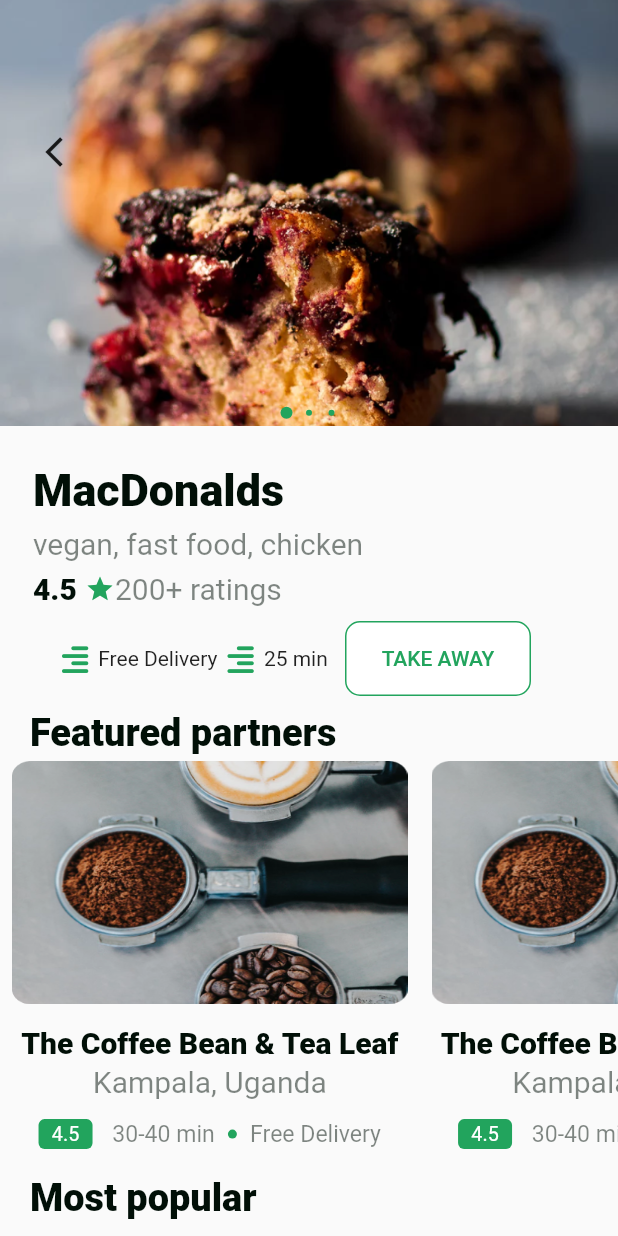
After one commit to Teewhydot/foodly, a Flutter app: the RestaurantDetails screen opened directly, on a phone screen of 412 x 824 dp. The commit adds this screen. Run offline on Flutter 3.47's test engine with Material 2 defaults, Android fonts, the phone set to English and light mode, and no system bars; drawn by our look-alikes of carousel_pro; our stand-ins replace flutter_screenutil, font_awesome_flutter, introduction_screen, page_transition, smooth_page_indicator, toast.

Commit message:
More Ui completions

```diff
--- a/lib/models/featured_partners.dart
+++ b/lib/models/featured_partners.dart
@@ -1,6 +1,8 @@
 import 'package:flutter/material.dart';
 import 'package:flutter_screenutil/flutter_screenutil.dart';
+import 'package:foodly/models/restaurants_details_model.dart';
 import 'package:foodly/reusables/constants.dart';
+import 'package:page_transition/page_transition.dart';
 
 class FeaturedPartner {
   final String image;
@@ -46,7 +48,15 @@ class FeaturedPartnerWidget extends StatelessWidget {
       padding: const EdgeInsets.all(8.0),
       child: Column(
         children: [
-          Container(
+          GestureDetector(
+            onTap: () {
+              Navigator.push(
+                  context,
+                  PageTransition(
+                      child: const RestaurantDetails(),
+                      type: PageTransitionType.rightToLeft));
+            },
+            child: Container(
               decoration: BoxDecoration(
                   image: DecorationImage(
                       image: AssetImage(
@@ -55,6 +65,7 @@ class FeaturedPartnerWidget extends StatelessWidget {
                       fit: BoxFit.fill)),
               height: height.h,
               width: width.w,
+            ),
           ),
           addVerticalSpacing(14),
           Text(name, style: kTitleTextStyle),
--- a/lib/models/featured_partners_prime.dart
+++ b/lib/models/featured_partners_prime.dart
@@ -113,7 +113,7 @@ class FeaturesPartnersPrimeWidget extends StatelessWidget {
                   ),
                 ],
               ),
-              Divider(),
+              const Divider(),
               addVerticalSpacing(10),
             ],
           ),
--- a/lib/models/restaurants.dart
+++ b/lib/models/restaurants.dart
@@ -1,6 +1,8 @@
 import 'package:flutter/material.dart';
 import 'package:flutter_screenutil/flutter_screenutil.dart';
+import 'package:foodly/models/restaurants_details_model.dart';
 import 'package:foodly/reusables/constants.dart';
+import 'package:page_transition/page_transition.dart';
 
 class Restaurants {
   Restaurants({
@@ -60,7 +62,15 @@ class RestaurantsWidget extends StatelessWidget {
       padding: const EdgeInsets.only(right: 20),
       child: Column(
         children: [
-          Container(
+          GestureDetector(
+            onTap: () {
+              Navigator.push(
+                  context,
+                  PageTransition(
+                      child: const RestaurantDetails(),
+                      type: PageTransitionType.rightToLeft));
+            },
+            child: Container(
               decoration: BoxDecoration(
                   image: DecorationImage(
                       image: AssetImage(
@@ -69,6 +79,7 @@ class RestaurantsWidget extends StatelessWidget {
                       fit: BoxFit.fill)),
               height: height.h,
               width: width.w,
+            ),
           ),
           addVerticalSpacing(16),
           Text(name, style: kTitleTextStyle),
--- /dev/null
+++ b/lib/models/restaurants_details_model.dart
@@ -0,0 +1,389 @@
+import 'package:flutter/material.dart';
+import 'package:flutter_screenutil/flutter_screenutil.dart';
+import 'package:font_awesome_flutter/font_awesome_flutter.dart';
+import 'package:foodly/generated/assets.dart';
+import 'package:foodly/models/featured_partners.dart';
+import 'package:foodly/models/restaurants.dart';
+import 'package:foodly/models/sea_foods.dart';
+import 'package:foodly/reusables/constants.dart';
+import 'package:foodly/reusables/widgets/carousel_slider_widget.dart';
+import 'package:foodly/reusables/widgets/reusable_button.dart';
+
+class RestaurantDetails extends StatelessWidget {
+  const RestaurantDetails({Key? key}) : super(key: key);
+
+  @override
+  Widget build(BuildContext context) {
+    List<SeaFoods> seafoods = [
+      SeaFoods(
+        foodType: 'Seafood',
+        ingredients: ['Shrimp', 'Crab', 'Fish'],
+        name: 'Shrimp & Crab',
+        price: ' \$12.00',
+        image: Assets.imagesFeaturedpartners1,
+      ),
+      SeaFoods(
+        foodType: 'Seafood',
+        ingredients: ['Shrimp', 'Crab', 'Fish'],
+        name: 'Shrimp & Crab',
+        price: '\$ 12.00',
+        image: Assets.imagesFeaturedpartners1,
+      ),
+    ];
+    List<FeaturedPartner> featuredPartners = [
+      FeaturedPartner(
+        image: Assets.imagesFp,
+        name: "The Coffee Bean & Tea Leaf",
+        location: "Kampala, Uganda",
+        rating: "4.5",
+        time: "30-40 min",
+      ),
+      FeaturedPartner(
+        image: Assets.imagesFp,
+        name: "The Coffee Bean & Tea Leaf",
+        location: "Kampala, Uganda",
+        rating: "4.5",
+        time: "30-40 min",
+      ),
+      FeaturedPartner(
+        image: Assets.imagesFp,
+        name: "The Coffee Bean & Tea Leaf",
+        location: "Kampala, Uganda",
+        rating: "4.5",
+        time: "30-40 min",
+      ),
+      FeaturedPartner(
+        image: Assets.imagesFp,
+        name: "The Coffee Bean & Tea Leaf",
+        location: "Kampala, Uganda",
+        rating: "4.5",
+        time: "30-40 min",
+      ),
+      FeaturedPartner(
+        image: Assets.imagesFp,
+        name: "The Coffee Bean & Tea Leaf",
+        location: "Kampala, Uganda",
+        rating: "4.5",
+        time: "30-40 min",
+      ),
+      FeaturedPartner(
+        image: Assets.imagesFp,
+        name: "The Coffee Bean & Tea Leaf",
+        location: "Kampala, Uganda",
+        rating: "4.5",
+        time: "30-40 min",
+      ),
+    ];
+    List<Restaurants> restaurants = [
+      Restaurants(
+        image: Assets.imagesFp,
+        name: "The Coffee Bean & Tea Leaf",
+        location: "Kampala, Uganda",
+        rating: 4.5,
+        numberOfRatings: 100,
+        id: 1,
+        time: "30-40 min",
+        deliveryFee: "UGX 2000",
+        foodType: ["Coffee", "Tea", "Bakery"],
+      ),
+      Restaurants(
+        image: Assets.imagesFp,
+        name: "The Coffee Bean & Tea Leaf",
+        location: "Kampala, Uganda",
+        rating: 4.5,
+        numberOfRatings: 100,
+        id: 1,
+        time: "30-40 min",
+        deliveryFee: "UGX 2000",
+        foodType: ["Coffee", "Tea", "Bakery"],
+      ),
+      Restaurants(
+        image: Assets.imagesFp,
+        name: "The Coffee Bean & Tea Leaf",
+        location: "Kampala, Uganda",
+        rating: 4.5,
+        numberOfRatings: 100,
+        id: 1,
+        time: "30-40 min",
+        deliveryFee: "UGX 2000",
+        foodType: ["Coffee", "Tea", "Bakery"],
+      ),
+      Restaurants(
+        image: Assets.imagesFp,
+        name: "The Coffee Bean & Tea Leaf",
+        location: "Kampala, Uganda",
+        rating: 4.5,
+        numberOfRatings: 100,
+        id: 1,
+        time: "30-40 min",
+        deliveryFee: "UGX 2000",
+        foodType: ["Coffee", "Tea", "Bakery"],
+      ),
+      Restaurants(
+        image: Assets.imagesFp,
+        name: "The Coffee Bean & Tea Leaf",
+        location: "Kampala, Uganda",
+        rating: 4.5,
+        numberOfRatings: 100,
+        id: 1,
+        time: "30-40 min",
+        deliveryFee: "UGX 2000",
+        foodType: ["Coffee", "Tea", "Bakery"],
+      ),
+      Restaurants(
+        image: Assets.imagesFp,
+        name: "The Coffee Bean & Tea Leaf",
+        location: "Kampala, Uganda",
+        rating: 4.5,
+        numberOfRatings: 100,
+        id: 1,
+        time: "30-40 min",
+        deliveryFee: "UGX 2000",
+        foodType: ["Coffee", "Tea", "Bakery"],
+      ),
+      Restaurants(
+        image: Assets.imagesFp,
+        name: "The Coffee Bean & Tea Leaf",
+        location: "Kampala, Uganda",
+        rating: 4.5,
+        numberOfRatings: 100,
+        id: 1,
+        time: "30-40 min",
+        deliveryFee: "UGX 2000",
+        foodType: ["Coffee", "Tea", "Bakery"],
+      ),
+      Restaurants(
+        image: Assets.imagesFp,
+        name: "The Coffee Bean & Tea Leaf",
+        location: "Kampala, Uganda",
+        rating: 4.5,
+        numberOfRatings: 100,
+        id: 1,
+        time: "30-40 min",
+        deliveryFee: "UGX 2000",
+        foodType: ["Coffee", "Tea", "Bakery"],
+      ),
+    ];
+    return Scaffold(
+      extendBodyBehindAppBar: true,
+      extendBody: true,
+      body: LayoutBuilder(
+        builder: (context, constraints) => ListView(
+          scrollDirection: Axis.vertical,
+          children: [
+            SizedBox(
+              width: constraints.maxWidth,
+              height: MediaQuery.of(context).size.height,
+              child: Stack(
+                children: [
+                  const CustomCarouselWidget(
+                    Assets.imagesArmImage,
+                    Assets.imagesArmImage,
+                    Assets.imagesArmImage,
+                  ),
+                  Align(
+                    alignment: const Alignment(-0.9, -0.8),
+                    child: IconButton(
+                      onPressed: () {
+                        Navigator.pop(context);
+                      },
+                      icon: const Icon(Icons.arrow_back_ios),
+                    ),
+                  ),
+                  Positioned(
+                    bottom: 480,
+                    left: 0,
+                    child: Row(
+                      children: [
+                        addHorizontalSpacing(20),
+                        const Align(
+                            alignment: Alignment.topLeft,
+                            child: Text(
+                              'MacDonalds',
+                              style: kBoldTextStyle,
+                            )),
+                      ],
+                    ),
+                  ),
+                  Positioned(
+                    bottom: 450,
+                    child: Row(
+                      children: [
+                        addHorizontalSpacing(20),
+                        Align(
+                            alignment: Alignment.topLeft,
+                            child: Text('vegan, fast food, chicken',
+                                style: kDescTextStyle)),
+                      ],
+                    ),
+                  ),
+                  Positioned(
+                    bottom: 420,
+                    child: Row(
+                      children: [
+                        addHorizontalSpacing(20),
+                        const Align(
+                            alignment: Alignment.topLeft,
+                            child: Text('4.5', style: kTitleTextStyle)),
+                        addHorizontalSpacing(5),
+                        const Align(
+                            alignment: Alignment.topLeft,
+                            child: Icon(
+                              Icons.star,
+                              color: kGreenColor,
+                              size: 20,
+                            )),
+                        Align(
+                            alignment: Alignment.topLeft,
+                            child: Text('200+ ratings', style: kDescTextStyle)),
+                      ],
+                    ),
+                  ),
+                  Positioned(
+                    bottom: 360,
+                    right: 50,
+                    child: Row(
+                        mainAxisAlignment: MainAxisAlignment.spaceEvenly,
+                        children: [
+                          Row(
+                            children: [
+                              const Icon(
+                                FontAwesomeIcons.alignRight,
+                                color: kGreenColor,
+                                size: 20,
+                              ),
+                              addHorizontalSpacing(5),
+                              const Text('Free Delivery'),
+                              addHorizontalSpacing(5),
+                              const Icon(
+                                FontAwesomeIcons.alignRight,
+                                color: kGreenColor,
+                                size: 20,
+                              ),
+                              addHorizontalSpacing(5),
+                              const Text('25 min '),
+                            ],
+                          ),
+                          SizedBox(
+                              width: 140,
+                              child: LocationButton(
+                                  Text(
+                                    'TAKE AWAY',
+                                    style: kGreenText.copyWith(fontSize: 14),
+                                  ),
+                                  () {},
+                                  kWhiteColor)),
+                        ]),
+                  ),
+                  Positioned(
+                    bottom: 320,
+                    left: 20,
+                    child: Row(
+                      crossAxisAlignment: CrossAxisAlignment.center,
+                      children: [
+                        Text(
+                          'Featured partners',
+                          style: kTitleTextStyle.copyWith(
+                            fontSize: 23.sp,
+                          ),
+                        ),
+                      ],
+                    ),
+                  ),
+                  Align(
+                    alignment: Alignment.bottomCenter,
+                    child: SizedBox(
+                      height: 320.h,
+                      child: ListView.builder(
+                        key: const PageStorageKey('best-picks'),
+                        itemCount: featuredPartners.length,
+                        itemBuilder: (context, index) {
+                          return FeaturedPartnerWidget(
+                            width: 240.0,
+                            height: 160.0,
+                            image: featuredPartners[index].image,
+                            name: featuredPartners[index].name,
+                            location: featuredPartners[index].location,
+                            rating: featuredPartners[index].rating,
+                            time: featuredPartners[index].time,
+                            deliveryFee: 'Free Delivery',
+                          );
+                        },
+                        scrollDirection: Axis.horizontal,
+                        physics: const ClampingScrollPhysics(),
+                        // children: featuredPartners,
+                      ),
+                    ),
+                  ),
+                  Positioned(
+                    bottom: 10,
+                    left: 20,
+                    child: Row(
+                      crossAxisAlignment: CrossAxisAlignment.center,
+                      children: [
+                        Text(
+                          'Most popular',
+                          style: kTitleTextStyle.copyWith(
+                            fontSize: 23.sp,
+                          ),
+                        ),
+                      ],
+                    ),
+                  ),
+                ],
+              ),
+            ),
+            SizedBox(
+              height: 320.h,
+              child: ListView.builder(
+                key: const PageStorageKey('best-picks'),
+                itemCount: featuredPartners.length,
+                itemBuilder: (context, index) {
+                  return FeaturedPartnerWidget(
+                    width: 240.0,
+                    height: 160.0,
+                    image: featuredPartners[index].image,
+                    name: featuredPartners[index].name,
+                    location: featuredPartners[index].location,
+                    rating: featuredPartners[index].rating,
+                    time: featuredPartners[index].time,
+                    deliveryFee: 'Free Delivery',
+                  );
+                },
+                scrollDirection: Axis.horizontal,
+                physics: const ClampingScrollPhysics(),
+                // children: featuredPartners,
+              ),
+            ),
+            Padding(
+              padding: const EdgeInsets.only(left: 10),
+              child: Row(
+                crossAxisAlignment: CrossAxisAlignment.center,
+                children: [
+                  Text(
+                    'Sea foods',
+                    style: kTitleTextStyle.copyWith(
+                      fontSize: 23.sp,
+                    ),
+                  ),
+                ],
+              ),
+            ),
+            ListView.builder(
+                scrollDirection: Axis.vertical,
+                shrinkWrap: true,
+                itemCount: seafoods.length,
+                itemBuilder: (context, index) {
+                  return SeafoodWidget(
+                      foodType: seafoods[index].foodType,
+                      ingredients: seafoods[index].ingredients,
+                      name: seafoods[index].name,
+                      price: seafoods[index].price,
+                      image: seafoods[index].image);
+                })
+          ],
+        ),
+      ),
+    );
+  }
+}
--- /dev/null
+++ b/lib/models/sea_foods.dart
@@ -0,0 +1,94 @@
+import 'package:flutter/material.dart';
+import 'package:foodly/reusables/constants.dart';
+
+class SeaFoods {
+  SeaFoods({
+    required this.foodType,
+    required this.ingredients,
+    required this.name,
+    required this.price,
+    required this.image,
+  });
+
+  String foodType;
+  List<String> ingredients;
+  String name;
+  String price;
+  String image;
+}
+
+class SeafoodWidget extends StatelessWidget {
+  final String foodType;
+  final List<String> ingredients;
+  final String name;
+  final String price;
+  final String image;
+
+  const SeafoodWidget({
+    super.key,
+    required this.foodType,
+    required this.ingredients,
+    required this.name,
+    required this.price,
+    required this.image,
+  });
+
+  @override
+  Widget build(BuildContext context) {
+    return Padding(
+      padding: const EdgeInsets.only(left: 10, right: 10, bottom: 20),
+      child: Row(
+        children: [
+          Container(
+            width: 120,
+            height: 120,
+            decoration: BoxDecoration(
+              borderRadius: BorderRadius.circular(10),
+              image: DecorationImage(
+                image: AssetImage(image),
+                fit: BoxFit.cover,
+              ),
+            ),
+          ),
+          addHorizontalSpacing(30),
+          SizedBox(
+            height: 120,
+            width: 200,
+            child: Column(
+              mainAxisAlignment: MainAxisAlignment.spaceBetween,
+              crossAxisAlignment: CrossAxisAlignment.start,
+              children: [
+                Text(
+                  name,
+                  style: kBlackText,
+                ),
+                Row(
+                  children: [
+                    for (var i = 0; i < ingredients.length; i++)
+                      Text(
+                        ingredients[i],
+                        style: kDescTextStyle,
+                      ),
+                  ],
+                ),
+                Row(
+                  mainAxisAlignment: MainAxisAlignment.spaceBetween,
+                  children: [
+                    Text(foodType, style: kDescTextStyle),
+                    Align(
+                      alignment: Alignment.bottomRight,
+                      child: Text(
+                        price,
+                        style: kGreenText,
+                      ),
+                    ),
+                  ],
+                ),
+              ],
+            ),
+          ),
+        ],
+      ),
+    );
+  }
+}
--- a/lib/reusables/widgets/carousel_slider_widget.dart
+++ b/lib/reusables/widgets/carousel_slider_widget.dart
@@ -15,7 +15,7 @@ class CarouselSliderWidget extends StatelessWidget {
   @override
   Widget build(BuildContext context) {
     return Padding(
-      padding: EdgeInsets.all(8.0.r),
+      padding: EdgeInsets.all(5.0.r),
       child: SizedBox(
         height: 185.h,
         width: 335.w,
@@ -32,10 +32,42 @@ class CarouselSliderWidget extends StatelessWidget {
           dotSpacing: 15.0,
           dotColor: kGreenColor,
           indicatorBgPadding: 5.0,
-          dotBgColor: Colors.black.withOpacity(0.5),
+          dotBgColor: Colors.transparent,
           borderRadius: true,
         ),
       ),
     );
   }
 }
+
+class CustomCarouselWidget extends StatelessWidget {
+  final image;
+  final image2;
+  final image3;
+
+  const CustomCarouselWidget(this.image, this.image2, this.image3, {super.key});
+
+  @override
+  Widget build(BuildContext context) {
+    return SizedBox(
+      height: 280.h,
+      width: MediaQuery.of(context).size.width,
+      child: Carousel(
+        autoplay: true,
+        images: [
+          ExactAssetImage(image),
+          ExactAssetImage(image2),
+          ExactAssetImage(image3),
+        ],
+        dotIncreasedColor: kGreenColor,
+        // showIndicator: true,
+        dotSize: 4.0,
+        dotSpacing: 15.0,
+        dotColor: kGreenColor,
+        indicatorBgPadding: 5.0,
+        dotBgColor: Colors.transparent,
+        borderRadius: false,
+      ),
+    );
+  }
+}
```
Also changed, not shown: assets/images/armImage.png (added), lib/generated/assets.dart, lib/models/restaurants_deatils_model.dart (deleted). Lines whose indentation alone changed are shown as unchanged.
